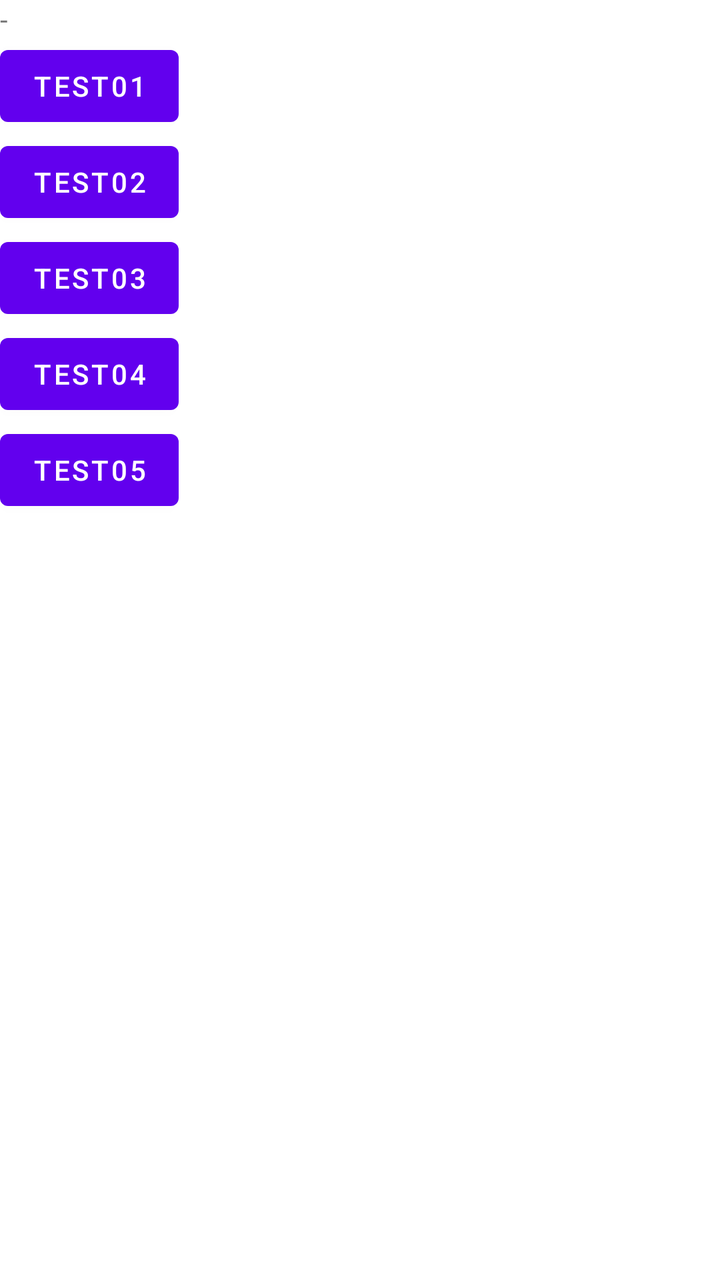
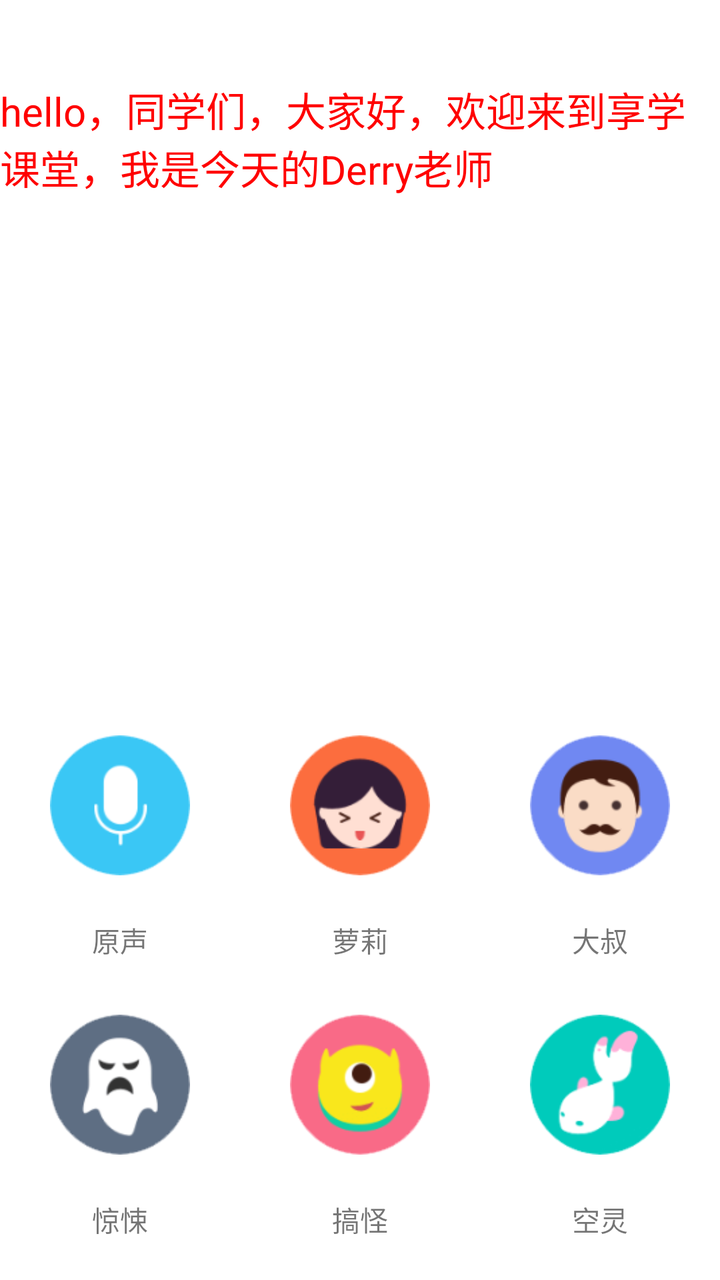

The first picture is an Android layout as it rendered before a commit; the second is the same layout after the commit. The layout source and the unified diff follow.
<!-- AndroidManifest.xml: application theme Theme.AS_JNI_Project -->
<!-- res/layout/activity_main.xml -->
<?xml version="1.0" encoding="utf-8"?>
    <LinearLayout
    xmlns:android="http://schemas.android.com/apk/res/android"
    xmlns:tools="http://schemas.android.com/tools"
    android:layout_width="match_parent"
    android:layout_height="match_parent"
    tools:context=".MainActivity"
    android:orientation="vertical">

    <TextView
    android:id="@+id/sample_text"
    android:layout_width="wrap_content"
    android:layout_height="wrap_content"
    android:text="-"
    />

    <Button
    android:layout_width="wrap_content"
    android:layout_height="wrap_content"
    android:onClick="test01"
    android:text="test01"
    />

    <Button
    android:layout_width="wrap_content"
    android:layout_height="wrap_content"
    android:onClick="test02"
    android:text="test02"
    />

    <Button
    android:layout_width="wrap_content"
    android:layout_height="wrap_content"
    android:onClick="test03"
    android:text="test03"
    />

    <Button
    android:layout_width="wrap_content"
    android:layout_height="wrap_content"
    android:onClick="test04"
    android:text="test04"
    />

    <Button
    android:layout_width="wrap_content"
    android:layout_height="wrap_content"
    android:onClick="test05"
    android:text="test05"
    />

</LinearLayout>
<!-- resources referenced by this layout -->
<resources>
  <style name="Theme.AS_JNI_Project" parent="Theme.MaterialComponents.DayNight.DarkActionBar">
          
          <item name="colorPrimary">@color/purple_500</item>
          <item name="colorPrimaryVariant">@color/purple_700</item>
          <item name="colorOnPrimary">@color/white</item>
          
          <item name="colorSecondary">@color/teal_200</item>
          <item name="colorSecondaryVariant">@color/teal_700</item>
          <item name="colorOnSecondary">@color/black</item>
          
          <item name="android:statusBarColor">?attr/colorPrimaryVariant</item>
          
      </style>
  <color name="purple_500">#FF6200EE</color>
  <color name="purple_700">#FF3700B3</color>
  <color name="white">#FFFFFFFF</color>
  <color name="teal_200">#FF03DAC5</color>
  <color name="teal_700">#FF018786</color>
  <color name="black">#FF000000</color>
</resources>

<!-- the commit's change to res/layout/activity_main.xml (unified diff, before → after) -->
@@ -1,52 +1,138 @@
-<?xml version="1.0" encoding="utf-8"?>
-    <LinearLayout
-    xmlns:android="http://schemas.android.com/apk/res/android"
-    xmlns:tools="http://schemas.android.com/tools"
+<RelativeLayout xmlns:android="http://schemas.android.com/apk/res/android"
     android:layout_width="match_parent"
     android:layout_height="match_parent"
-    tools:context=".MainActivity"
     android:orientation="vertical">
 
     <TextView
-    android:id="@+id/sample_text"
-    android:layout_width="wrap_content"
-    android:layout_height="wrap_content"
-    android:text="-"
-    />
+        android:layout_width="match_parent"
+        android:layout_height="match_parent"
+        android:text="hello，同学们，大家好，欢迎来到享学课堂，我是今天的Derry老师"
+        android:textColor="#f00"
+        android:textSize="20dp"
+        android:layout_marginTop="40dp"
+        />
 
-    <Button
-    android:layout_width="wrap_content"
-    android:layout_height="wrap_content"
-    android:onClick="test01"
-    android:text="test01"
-    />
+    <LinearLayout
+        android:layout_width="fill_parent"
+        android:layout_height="wrap_content"
+        android:background="#FFF"
+        android:orientation="vertical"
+        android:layout_alignParentBottom="true"
+        android:paddingBottom="20dp">
 
-    <Button
-    android:layout_width="wrap_content"
-    android:layout_height="wrap_content"
-    android:onClick="test02"
-    android:text="test02"
-    />
+        <LinearLayout
+            android:layout_width="wrap_content"
+            android:layout_height="wrap_content"
+            android:orientation="horizontal">
 
-    <Button
-    android:layout_width="wrap_content"
-    android:layout_height="wrap_content"
-    android:onClick="test03"
-    android:text="test03"
-    />
+            <LinearLayout
+                android:layout_width="wrap_content"
+                android:layout_height="wrap_content"
+                android:layout_weight="1"
+                android:orientation="vertical">
 
-    <Button
-    android:layout_width="wrap_content"
-    android:layout_height="wrap_content"
-    android:onClick="test04"
-    android:text="test04"
-    />
+                <ImageView
+                    android:id="@+id/btn_normal"
+                    style="@style/AudioImgStyle"
+                    android:onClick="onFix"
+                    android:src="@drawable/record" />
 
-    <Button
-    android:layout_width="wrap_content"
-    android:layout_height="wrap_content"
-    android:onClick="test05"
-    android:text="test05"
-    />
+                <TextView
+                    style="@style/AudioTextStyle"
+                    android:text="原声" />
+            </LinearLayout>
 
-</LinearLayout>
+            <LinearLayout
+                android:layout_width="wrap_content"
+                android:layout_height="wrap_content"
+                android:layout_weight="1"
+                android:orientation="vertical">
+
+                <ImageView
+                    android:id="@+id/btn_luoli"
+                    style="@style/AudioImgStyle"
+                    android:onClick="onFix"
+                    android:src="@drawable/luoli" />
+
+                <TextView
+                    style="@style/AudioTextStyle"
+                    android:text="萝莉" />
+            </LinearLayout>
+
+            <LinearLayout
+                android:layout_width="wrap_content"
+                android:layout_height="wrap_content"
+                android:layout_weight="1"
+                android:orientation="vertical">
+
+                <ImageView
+                    android:id="@+id/btn_dashu"
+                    style="@style/AudioImgStyle"
+                    android:onClick="onFix"
+                    android:src="@drawable/dashu" />
+
+                <TextView
+                    style="@style/AudioTextStyle"
+                    android:text="大叔" />
+            </LinearLayout>
+        </LinearLayout>
+
+        <LinearLayout
+            android:layout_width="wrap_content"
+            android:layout_height="wrap_content"
+            android:layout_marginTop="10dp"
+            android:orientation="horizontal">
+
+            <LinearLayout
+                android:layout_width="wrap_content"
+                android:layout_height="wrap_content"
+                android:layout_weight="1"
+                android:orientation="vertical">
+
+                <ImageView
+                    android:id="@+id/btn_jingsong"
+                    style="@style/AudioImgStyle"
+                    android:onClick="onFix"
+                    android:src="@drawable/jingsong" />
+
+                <TextView
+                    style="@style/AudioTextStyle"
+                    android:text="惊悚" />
+            </LinearLayout>
+
+            <LinearLayout
+                android:layout_width="wrap_content"
+                android:layout_height="wrap_content"
+                android:layout_weight="1"
+                android:orientation="vertical">
+
+                <ImageView
+                    android:id="@+id/btn_gaoguai"
+                    style="@style/AudioImgStyle"
+                    android:onClick="onFix"
+                    android:src="@drawable/gaoguai" />
+
+                <TextView
+                    style="@style/AudioTextStyle"
+                    android:text="搞怪" />
+            </LinearLayout>
+
+            <LinearLayout
+                android:layout_width="wrap_content"
+                android:layout_height="wrap_content"
+                android:layout_weight="1"
+                android:orientation="vertical">
+
+                <ImageView
+                    android:id="@+id/btn_kongling"
+                    style="@style/AudioImgStyle"
+                    android:onClick="onFix"
+                    android:src="@drawable/kongling" />
+
+                <TextView
+                    style="@style/AudioTextStyle"
+                    android:text="空灵" />
+            </LinearLayout>
+        </LinearLayout>
+    </LinearLayout>
+</RelativeLayout>
<!-- resource entries referenced after the edit -->
@@ -1,5 +1,23 @@
 <!-- resources referenced by this layout -->
 <resources>
+  <!-- drawable dashu: png bitmap (drawable, 9517 bytes) -->
+  <!-- drawable gaoguai: png bitmap (drawable, 9355 bytes) -->
+  <!-- drawable jingsong: png bitmap (drawable, 8967 bytes) -->
+  <!-- drawable kongling: png bitmap (drawable, 8680 bytes) -->
+  <!-- drawable luoli: png bitmap (drawable, 7334 bytes) -->
+  <!-- drawable record: png bitmap (drawable, 5398 bytes) -->
+  <style name="AudioImgStyle">
+          <item name="android:layout_width">wrap_content</item>
+          <item name="android:layout_height">wrap_content</item>
+          <item name="android:layout_marginLeft">25dp</item>
+          <item name="android:layout_marginRight">25dp</item>
+      </style>
+  <style name="AudioTextStyle">
+          <item name="android:layout_width">wrap_content</item>
+          <item name="android:layout_height">wrap_content</item>
+          <item name="android:layout_marginTop">5dp</item>
+          <item name="android:layout_gravity">center_horizontal</item>
+      </style>
   <style name="Theme.AS_JNI_Project" parent="Theme.MaterialComponents.DayNight.DarkActionBar">
           
           <item name="colorPrimary">@color/purple_500</item>
